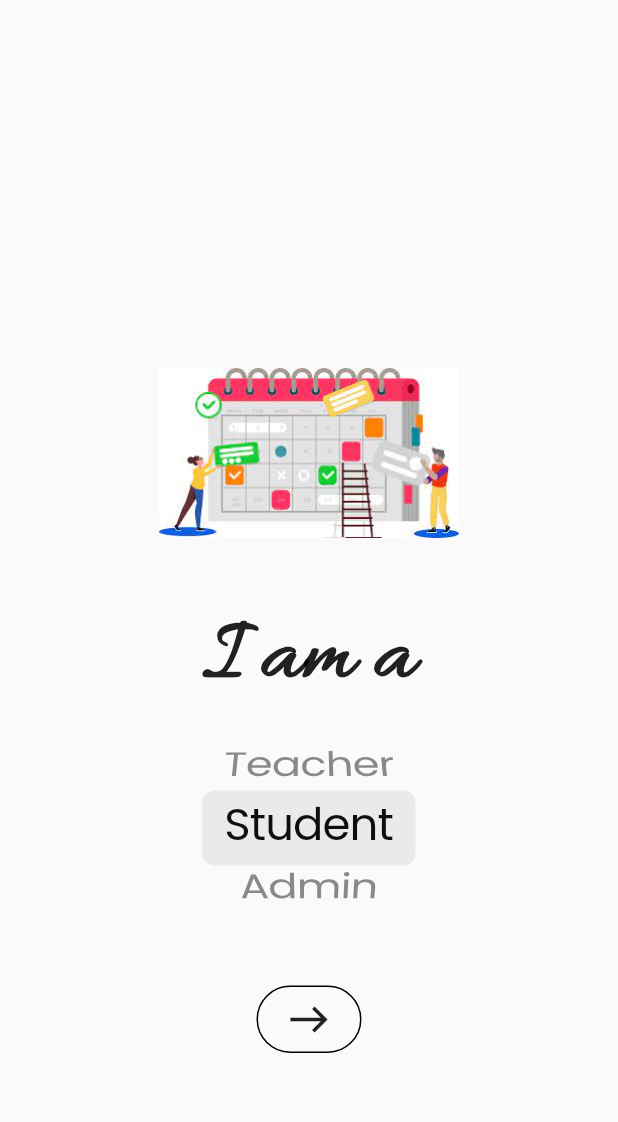
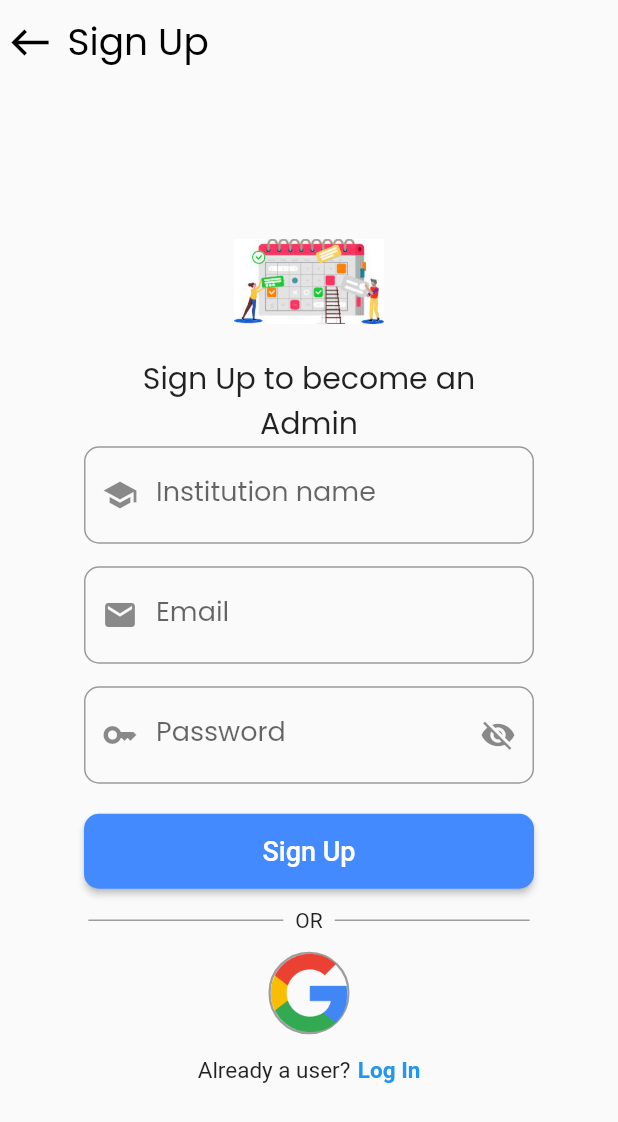
Before and after one commit to sangatsharma/Scheduler, a Flutter app: the screen it shows after launch, on a phone screen of 412 x 824 dp. Shown: the top 1122 px of the screen. Run offline on Flutter 3.47's test engine with Material 2 defaults, Android fonts, the phone set to English and light mode, and no system bars.

Commit message:
Changed files directory and added Signup page.

```diff
--- /dev/null
+++ b/lib/Screens/admin/admin_signup.dart
@@ -0,0 +1,306 @@
+import 'package:flutter/material.dart';
+import 'package:scheduler/Screens/admin/admin_login.dart';
+import 'package:scheduler/Widgets/login_users.dart';
+import '../../Widgets/appbar_func.dart';
+
+class AdminSignUp extends StatefulWidget {
+  const AdminSignUp({Key? key}) : super(key: key);
+  static const String screen = 'AdminSignUp';
+  @override
+  State<AdminSignUp> createState() => _AdminSignUpState();
+}
+
+class _AdminSignUpState extends State<AdminSignUp> {
+  bool hidePassword = true;
+
+  //****Variables****//
+  String _adminSignUpInstitutionName = '';
+  String _adminSignUpEmail = '';
+  String _adminSignUpPassword = '';
+
+  // A key helps uniquely identify a form and validate it.
+  // It's like a state that remembers the forms state even when the
+  // widget rebuilds itself
+  final _formKey = GlobalKey<FormState>();
+  @override
+  Widget build(BuildContext context) {
+    return MaterialApp(
+      debugShowCheckedModeBanner: false,
+      home: Scaffold(
+          appBar: buildAppBar(context, 'Sign Up'),
+          body: Center(
+              child: SingleChildScrollView(
+            child: Form(
+              // We then associate the key to this Form
+              key: _formKey,
+              child: Column(
+                children: [
+                  const CircleAvatar(
+                    radius: 50,
+                    backgroundColor: Colors.transparent,
+                    child: Image(
+                      image: AssetImage(
+                        'Assets/images/logo.jpg',
+                      ),
+                      fit: BoxFit.cover,
+                    ),
+                  ),
+                  const SizedBox(
+                    width: 250,
+                    child: Text(
+                      'Sign Up to become an Admin',
+                      style: TextStyle(
+                          fontFamily: 'poppins',
+                          fontSize: 20,
+                          fontWeight: FontWeight.normal),
+                      textAlign: TextAlign.center,
+                    ),
+                  ),
+                  SizedBox(
+                    height: 80,
+                    child: TextFormField(
+                      onChanged: (value) {
+                        setState(() {
+                          _adminSignUpInstitutionName = value;
+                        });
+                      },
+                      style: const TextStyle(
+                        fontFamily: 'poppins',
+                        fontSize: 18,
+                      ),
+                      decoration: const InputDecoration(
+                        labelText: 'Institution name',
+                        labelStyle: TextStyle(fontFamily: 'poppins'),
+                        prefixIcon: Icon(Icons.school),
+                        constraints:
+                            BoxConstraints(maxHeight: 60, maxWidth: 300),
+                        border: OutlineInputBorder(
+                          borderRadius: BorderRadius.all(
+                            Radius.circular(10),
+                          ),
+                        ),
+                      ),
+
+                      //****  VALIDATION LOGIC ****//
+                      validator: (value) {
+                        // Make sure that input field is not Empty neither null
+                        if (value == null || value.isEmpty) {
+                          return 'Please enter your Institution name';
+                        }
+                        // If everything is good, return null
+                        return null;
+                      },
+                    ),
+                  ),
+                  SizedBox(
+                    height: 80,
+                    child: TextFormField(
+                      onChanged: (value) {
+                        setState(() {
+                          _adminSignUpEmail = value;
+                        });
+                      },
+                      style: const TextStyle(
+                        fontFamily: 'poppins',
+                        fontSize: 18,
+                      ),
+                      decoration: const InputDecoration(
+                        labelText: 'Email',
+                        labelStyle: TextStyle(fontFamily: 'poppins'),
+                        prefixIcon: Icon(
+                          Icons.email,
+                        ),
+                        constraints:
+                            BoxConstraints(maxHeight: 60, maxWidth: 300),
+                        border: OutlineInputBorder(
+                          borderRadius: BorderRadius.all(
+                            Radius.circular(10),
+                          ),
+                        ),
+                      ),
+
+                      //****  VALIDATION LOGIC ****//
+                      validator: (value) {
+                        // Make sure that input field is not Empty neither null
+                        if (value == null || value.isEmpty) {
+                          return 'Please enter your Email';
+                        }
+                        // If everything is good, return null
+                        return null;
+                      },
+                    ),
+                  ),
+                  SizedBox(
+                    height: 80,
+                    child: TextFormField(
+                      onChanged: (value) {
+                        setState(() {
+                          _adminSignUpPassword = value;
+                        });
+                      },
+                      style: const TextStyle(
+                        fontFamily: 'poppins',
+                        fontSize: 18,
+                      ),
+                      obscureText: hidePassword,
+                      decoration: InputDecoration(
+                        labelStyle: const TextStyle(fontFamily: 'poppins'),
+                        labelText: 'Password',
+                        prefixIcon: const Icon(Icons.key_sharp),
+                        suffixIcon: MouseRegion(
+                          cursor: SystemMouseCursors.click,
+                          child: GestureDetector(
+                            onTap: () {
+                              setState(() {
+                                hidePassword = !hidePassword;
+                              });
+                            },
+                            onLongPressEnd: (value) {
+                              setState(() {
+                                hidePassword = !hidePassword;
+                              });
+                            },
+                            child: hidePassword
+                                ? const Icon(Icons.visibility_off)
+                                : const Icon(Icons.visibility),
+                          ),
+                        ),
+                        constraints:
+                            const BoxConstraints(maxHeight: 60, maxWidth: 300),
+                        border: const OutlineInputBorder(
+                          borderRadius: BorderRadius.all(
+                            Radius.circular(10),
+                          ),
+                        ),
+                      ),
+
+                      //****  VALIDATION LOGIC ****//
+                      validator: (value) {
+                        // Make sure that input field is not Empty neither null
+                        if (value == null || value.isEmpty) {
+                          return 'Please enter your Password';
+                        }
+                        // If everything is good, return null
+                        return null;
+                      },
+                    ),
+                  ),
+                  const SizedBox(
+                    height: 5,
+                  ),
+                  //login button
+                  SizedBox(
+                    height: 50,
+                    width: 300,
+                    child: ElevatedButton(
+                      style: ButtonStyle(
+                          shape: MaterialStatePropertyAll(
+                              RoundedRectangleBorder(
+                                  side: BorderSide.none,
+                                  borderRadius: BorderRadius.circular(10))),
+                          backgroundColor: const MaterialStatePropertyAll(
+                              Colors.blueAccent)),
+                      onPressed: () {
+                        // Validate input fields
+                        loginUser(_formKey);
+                        //Route to LoginPage/adminHomePage
+                      },
+                      child: const Text(
+                        'Sign Up',
+                        style: TextStyle(
+                          fontSize: 18,
+                        ),
+                      ),
+                    ),
+                  ),
+                  const Padding(
+                    padding: EdgeInsets.all(5.0),
+                    child: Row(
+                      mainAxisAlignment: MainAxisAlignment.center,
+                      children: [
+                        SizedBox(
+                          width: 130,
+                          child: Divider(
+                            height: 25,
+                            thickness: 1,
+                            color: Colors.grey,
+                          ),
+                        ),
+                        Padding(
+                          padding: EdgeInsets.all(8.0),
+                          child: Text('OR'),
+                        ),
+                        SizedBox(
+                          width: 130,
+                          child: Divider(
+                            height: 25,
+                            thickness: 1,
+                            color: Colors.grey,
+                          ),
+                        ),
+                      ],
+                    ),
+                  ),
+
+                  //****Login with Google***//
+                  MouseRegion(
+                    cursor: SystemMouseCursors.click,
+                    child: GestureDetector(
+                      onTap: () {
+                        //todo Route to signUp  with google account
+                      },
+                      child: Container(
+                        height: 55,
+                        decoration: BoxDecoration(
+                          border: Border.all(width: 1.5, color: Colors.grey),
+                          borderRadius: BorderRadius.circular(130),
+                        ),
+                        child: const Image(
+                            fit: BoxFit.contain,
+                            height: 50,
+                            image: AssetImage('Assets/images/Google.png')),
+                      ),
+                    ),
+                  ),
+                  const SizedBox(
+                    height: 15,
+                  ),
+
+                  //****Sign Up****//
+                  GestureDetector(
+                    onTap: () {
+                      Navigator.pushNamed(context, AdminLogin.screen);
+                    },
+                    child: const Row(
+                      mainAxisAlignment: MainAxisAlignment.center,
+                      children: [
+                        Text(
+                          'Already a user?',
+                          style: TextStyle(fontSize: 15),
+                        ),
+                        SizedBox(
+                          width: 5,
+                        ),
+                        MouseRegion(
+                          cursor: SystemMouseCursors.click,
+                          child: Text(
+                            'Log In',
+                            style: TextStyle(
+                                fontSize: 15,
+                                fontWeight: FontWeight.bold,
+                                color: Colors.blue),
+                          ),
+                        )
+                      ],
+                    ),
+                  ),
+                  const SizedBox(
+                    height: 20,
+                  ),
+                ],
+              ),
+            ),
+          ))),
+    );
+  }
+}
--- a/lib/Screens/student_login.dart
+++ b/lib/Screens/student/student_login.dart
@@ -1,7 +1,6 @@
 import 'package:flutter/material.dart';
 import 'package:scheduler/Widgets/login_users.dart';
-
-import '../Widgets/appbar_func.dart';
+import 'package:scheduler/Widgets/appbar_func.dart';
 
 class StudentLogin extends StatefulWidget {
   const StudentLogin({Key? key}) : super(key: key);
@@ -10,12 +9,11 @@ class StudentLogin extends StatefulWidget {
   State<StudentLogin> createState() => _StudentLoginState();
 }
 
-String studentUserName = '';
-String studentInstitutionCode = '';
-
 class _StudentLoginState extends State<StudentLogin> {
   // A key helps uniquely identify a form and validate it.
   final _formKey = GlobalKey<FormState>();
+  String _studentUserName = '';
+  String _studentInstitutionCode = '';
 
   @override
   Widget build(BuildContext context) {
@@ -53,7 +51,7 @@ class _StudentLoginState extends State<StudentLogin> {
                     height: 85,
                     child: TextFormField(
                       onChanged: (value) {
-                        studentUserName = value;
+                        _studentUserName = value;
                       },
                       style: const TextStyle(
                         fontFamily: 'poppins',
@@ -83,11 +81,14 @@ class _StudentLoginState extends State<StudentLogin> {
                       },
                     ),
                   ),
+                  const SizedBox(
+                    height: 5,
+                  ),
                   SizedBox(
                     height: 85,
                     child: TextFormField(
                       onChanged: (value) {
-                        studentInstitutionCode = value;
+                        _studentInstitutionCode = value;
                       },
                       style: const TextStyle(
                         fontFamily: 'poppins',
--- a/lib/Screens/teacher_login.dart
+++ b/lib/Screens/teacher/teacher_login.dart
@@ -1,9 +1,9 @@
 import 'package:flutter/material.dart';
-import 'package:scheduler/Screens/teacher_name_select.dart';
+import 'package:scheduler/Screens/teacher/teacher_name_select.dart';
 import 'package:scheduler/Widgets/next_button.dart';
 import 'package:scheduler/Widgets/login_users.dart';
 
-import '../Widgets/appbar_func.dart';
+import '../../Widgets/appbar_func.dart';
 
 class TeacherLogin extends StatefulWidget {
   const TeacherLogin({Key? key}) : super(key: key);
@@ -102,7 +102,7 @@ class _TeacherLoginState extends State<TeacherLogin> {
                     child: const Hero(
                       tag: 'Button',
                       child: NextButton(
-                          //nextbtn is a custom widget from next_button.dart
+                          //next btn is a custom widget from next_button.dart
                           btnIcon: Icon(
                         Icons.east,
                         size: 30,
--- a/lib/Screens/teacher_name_select.dart
+++ b/lib/Screens/teacher/teacher_name_select.dart
@@ -1,9 +1,9 @@
 import 'package:flutter/material.dart';
 import 'package:scheduler/Widgets/teachers_list.dart';
-import 'package:scheduler/Screens/teacher_login.dart';
+import 'package:scheduler/Screens/teacher/teacher_login.dart';
 
-import '../Widgets/appbar_func.dart';
-import '../Widgets/next_button.dart';
+import '../../Widgets/appbar_func.dart';
+import '../../Widgets/next_button.dart';
 
 class TeacherNameSelect extends StatefulWidget {
   const TeacherNameSelect({Key? key}) : super(key: key);
--- a/lib/Widgets/appbar_func.dart
+++ b/lib/Widgets/appbar_func.dart
@@ -8,7 +8,9 @@ AppBar buildAppBar(BuildContext context, String labelText) {
         const SizedBox(
           width: 5,
         ),
-        GestureDetector(
+        MouseRegion(
+          cursor: SystemMouseCursors.click,
+          child: GestureDetector(
             onTap: () {
               Navigator.of(context).pop();
             },
@@ -16,6 +18,7 @@ AppBar buildAppBar(BuildContext context, String labelText) {
               Icons.west,
               color: Colors.black,
               size: 30,
+            ),
           ),
         ),
         const SizedBox(
--- a/lib/main.dart
+++ b/lib/main.dart
@@ -1,9 +1,10 @@
 import 'package:flutter/material.dart';
-import 'package:scheduler/Screens/admin_login.dart';
+import 'package:scheduler/Screens/admin/admin_login.dart';
 import 'package:scheduler/Screens/selector_actor.dart';
-import 'package:scheduler/Screens/student_login.dart';
-import 'package:scheduler/Screens/teacher_login.dart';
-import 'package:scheduler/Screens/teacher_name_select.dart';
+import 'package:scheduler/Screens/student/student_login.dart';
+import 'package:scheduler/Screens/teacher/teacher_login.dart';
+import 'package:scheduler/Screens/teacher/teacher_name_select.dart';
+import 'package:scheduler/Screens/admin/admin_signup.dart';
 
 void main() {
   runApp(const MyApp());
@@ -16,13 +17,14 @@ class MyApp extends StatelessWidget {
   Widget build(BuildContext context) {
     return MaterialApp(
       debugShowCheckedModeBanner: false,
-      home: const SelectActor(),
+      home: const AdminSignUp(),
       routes: {
         SelectActor.screen: (context) => const SelectActor(),
         StudentLogin.screen: (context) => const StudentLogin(),
         TeacherLogin.screen: (context) => const TeacherLogin(),
         TeacherNameSelect.screen: (context) => const TeacherNameSelect(),
         AdminLogin.screen: (context) => const AdminLogin(),
+        AdminSignUp.screen: (context) => const AdminSignUp(),
       },
     );
   }
```
Also changed, not shown: lib/Screens/admin/admin_login.dart (renamed from lib/Screens/admin_login.dart, +92 -18 lines), lib/Screens/selector_actor.dart (+4 -4 lines), Assets/images/Google.png (added). Lines whose indentation alone changed are shown as unchanged.
